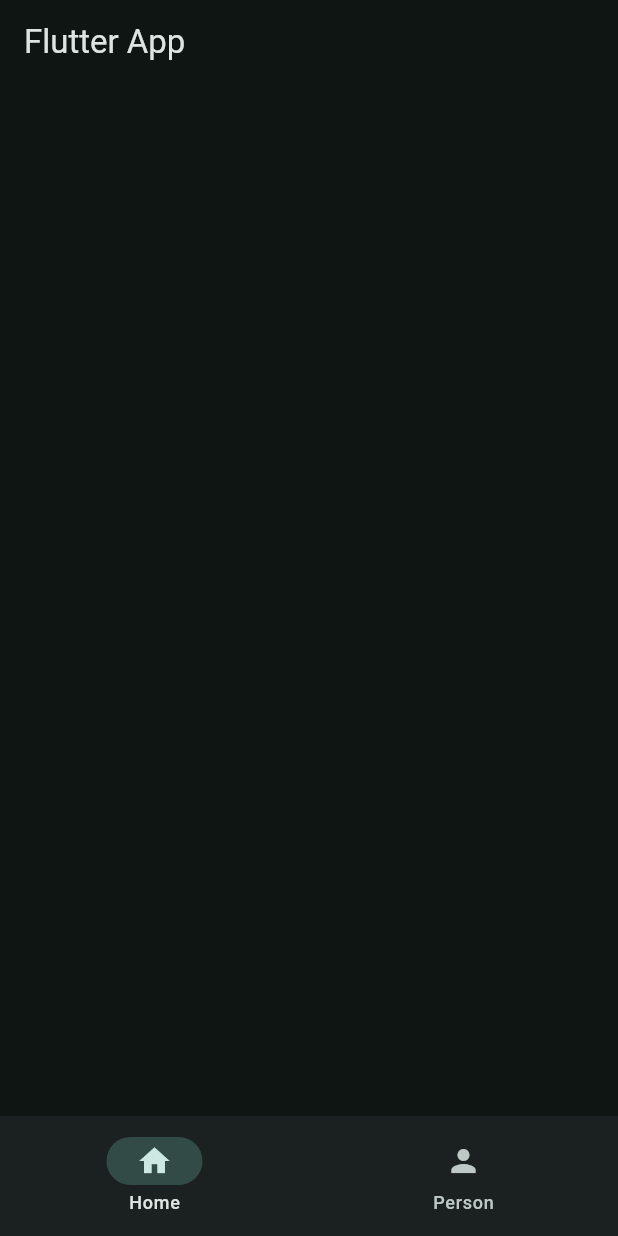
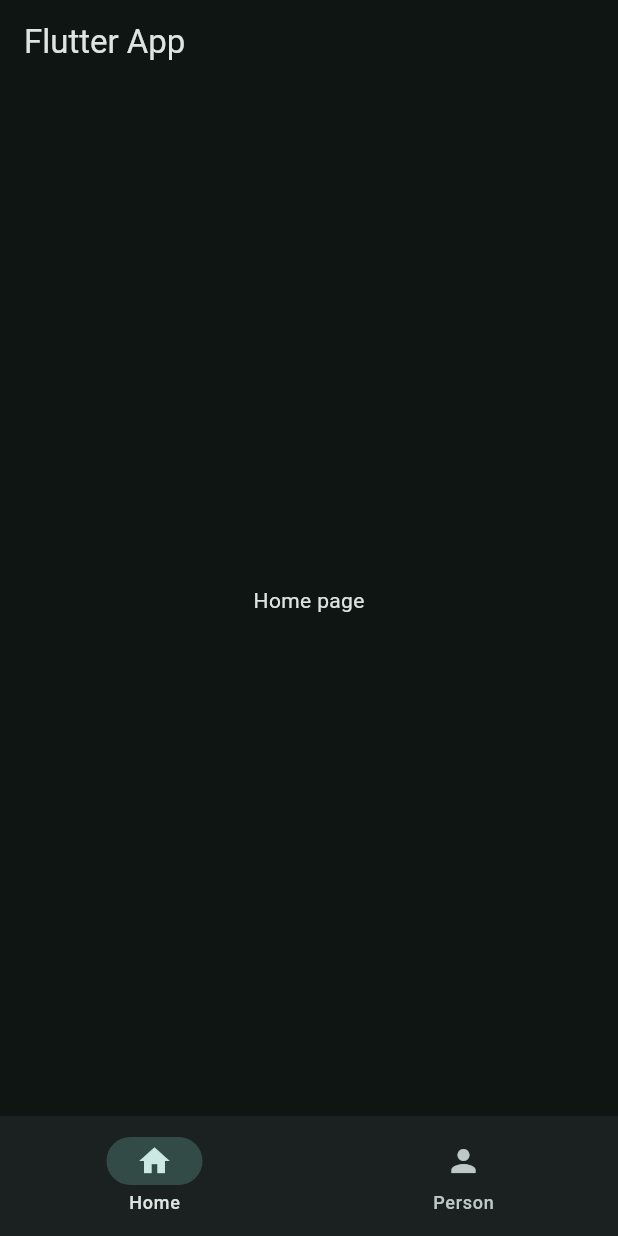
Before and after one commit to abdellahkaba/formation_flutter, a Flutter app: the screen it shows after launch, on a phone screen of 412 x 824 dp. Run offline on Flutter 3.47's test engine with Material 3 defaults, Android fonts, the phone set to English and light mode, and no system bars.

Commit message:
Split your Widgets and WidgetTree

```diff
--- a/lib/main.dart
+++ b/lib/main.dart
@@ -1,3 +1,4 @@
+import 'package:demo/views/widget_tree.dart';
 import 'package:flutter/material.dart';
 
 void main() {
@@ -17,7 +18,6 @@ class MyApp extends StatefulWidget {
 }
 
 class _MyAppState extends State<MyApp> {
-  int selectIndex = 0;
   @override
   Widget build(BuildContext context) {
     return MaterialApp(
@@ -28,21 +28,7 @@ class _MyAppState extends State<MyApp> {
           brightness: Brightness.dark,
         ),
       ),
-      home: Scaffold(
-        appBar: AppBar(title: Text("Flutter App")),
-        bottomNavigationBar: NavigationBar(
-          destinations: [
-            NavigationDestination(icon: Icon(Icons.home), label: "Home"),
-            NavigationDestination(icon: Icon(Icons.person), label: "Person"),
-          ],
-          onDestinationSelected: (int value) {
-            setState(() {
-              selectIndex = value;
-            });
-          },
-          selectedIndex: selectIndex,
-        ),
-      ),
+      home: WidgetTree(),
     );
   }
 }
--- /dev/null
+++ b/lib/views/pages/home_page.dart
@@ -0,0 +1,10 @@
+import 'package:flutter/material.dart';
+
+class HomePage extends StatelessWidget {
+  const HomePage({super.key});
+
+  @override
+  Widget build(BuildContext context) {
+    return Center(child: Text("Home page"));
+  }
+}
--- /dev/null
+++ b/lib/views/pages/profile_page.dart
@@ -0,0 +1,10 @@
+import 'package:flutter/material.dart';
+
+class ProfilePage extends StatelessWidget {
+  const ProfilePage({super.key});
+
+  @override
+  Widget build(BuildContext context) {
+    return Center(child: Text("Profile page"));
+  }
+}
--- /dev/null
+++ b/lib/views/widget_tree.dart
@@ -0,0 +1,20 @@
+import 'package:demo/views/pages/home_page.dart';
+import 'package:demo/views/pages/profile_page.dart';
+import 'package:flutter/material.dart';
+
+import '../widgets/navbar_widget.dart';
+
+List<Widget> pages = [HomePage(), ProfilePage()];
+
+class WidgetTree extends StatelessWidget {
+  const WidgetTree({super.key});
+
+  @override
+  Widget build(BuildContext context) {
+    return Scaffold(
+      appBar: AppBar(title: Text("Flutter App")),
+      body: pages.elementAt(0),
+      bottomNavigationBar: NavbarWidget(),
+    );
+  }
+}
--- /dev/null
+++ b/lib/widgets/navbar_widget.dart
@@ -0,0 +1,27 @@
+import 'package:flutter/material.dart';
+
+class NavbarWidget extends StatefulWidget {
+  const NavbarWidget({super.key});
+
+  @override
+  State<NavbarWidget> createState() => _NavbarWidgetState();
+}
+
+class _NavbarWidgetState extends State<NavbarWidget> {
+  int selectIndex = 0;
+  @override
+  Widget build(BuildContext context) {
+    return NavigationBar(
+      destinations: [
+        NavigationDestination(icon: Icon(Icons.home), label: "Home"),
+        NavigationDestination(icon: Icon(Icons.person), label: "Person"),
+      ],
+      onDestinationSelected: (int value) {
+        setState(() {
+          selectIndex = value;
+        });
+      },
+      selectedIndex: selectIndex,
+    );
+  }
+}
```
